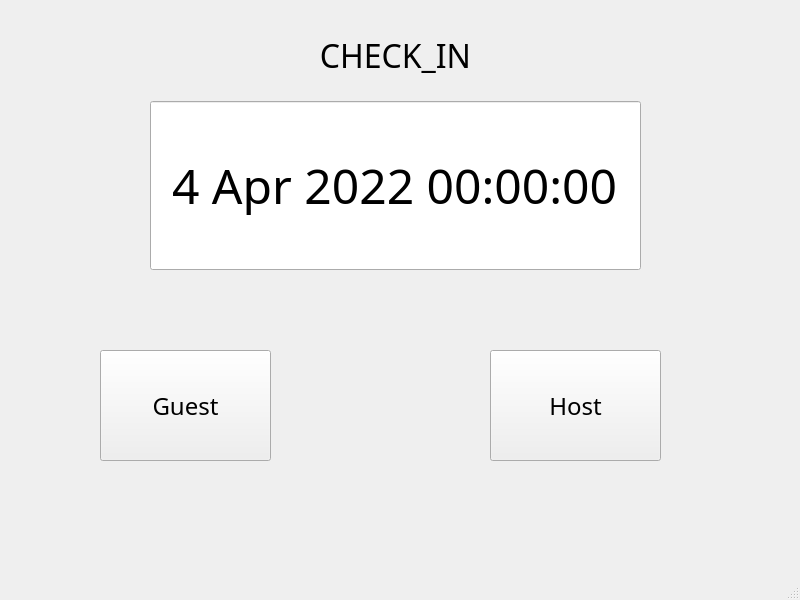
Muyahom/Display, file maindisplay.ui: the form before one commit.
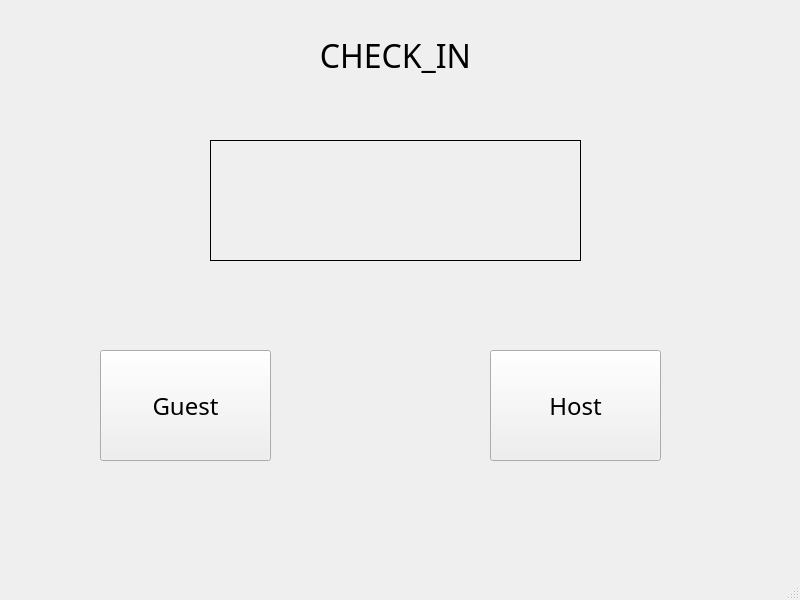
The form after the commit.

Diff of the .ui file:
```diff
--- a/maindisplay.ui
+++ b/maindisplay.ui
@@ -95,37 +95,36 @@
      <string>Host</string>
     </property>
    </widget>
-   <widget class="QDateTimeEdit" name="dateTimeEdit">
+   <widget class="QLabel" name="Layout">
     <property name="geometry">
      <rect>
-      <x>150</x>
-      <y>100</y>
-      <width>491</width>
-      <height>171</height>
+      <x>210</x>
+      <y>140</y>
+      <width>371</width>
+      <height>121</height>
      </rect>
     </property>
-    <property name="alignment">
-     <set>Qt::AlignCenter</set>
+    <property name="font">
+     <font>
+      <family>BM Jua</family>
+      <pointsize>24</pointsize>
+     </font>
     </property>
-    <property name="buttonSymbols">
-     <enum>QAbstractSpinBox::NoButtons</enum>
+    <property name="frameShape">
+     <enum>QFrame::Box</enum>
     </property>
-    <property name="dateTime">
-     <datetime>
-      <hour>0</hour>
-      <minute>0</minute>
-      <second>0</second>
-      <year>2022</year>
-      <month>4</month>
-      <day>4</day>
-     </datetime>
+    <property name="text">
+     <string/>
     </property>
-    <property name="date">
-     <date>
-      <year>2022</year>
-      <month>4</month>
-      <day>4</day>
-     </date>
+   </widget>
+   <widget class="QWidget" name="widget" native="true">
+    <property name="geometry">
+     <rect>
+      <x>200</x>
+      <y>130</y>
+      <width>120</width>
+      <height>80</height>
+     </rect>
     </property>
    </widget>
   </widget>
```
Left out of the diff: 5 changed lines with no effect on the pictures.
